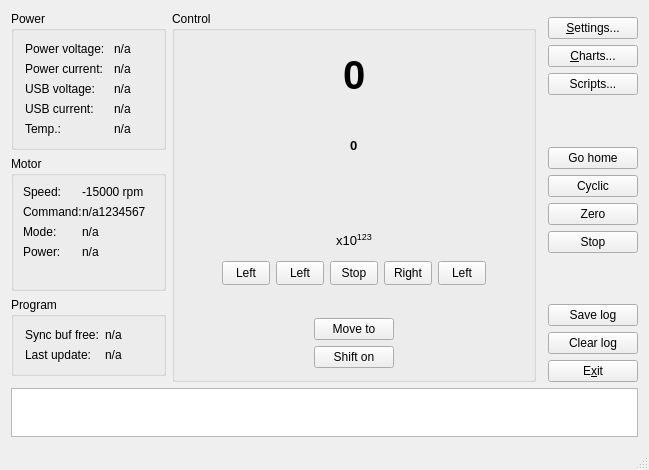
Old version of the form src/mainwindow.ui in the repository EPC-MSU/XILab.
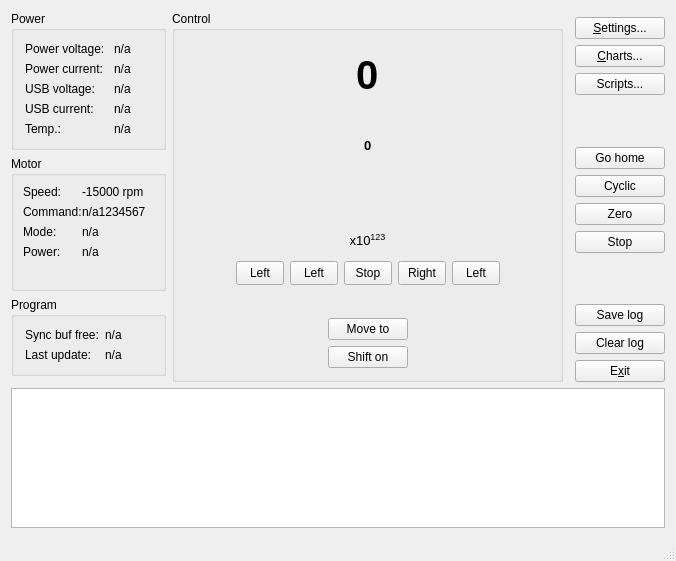
New version of the form. Icons and pictures are not drawn. Custom widgets are drawn as their Qt base class.

Diff of the .ui file:
```diff
--- a/src/mainwindow.ui
+++ b/src/mainwindow.ui
@@ -6,8 +6,8 @@
    <rect>
     <x>0</x>
     <y>0</y>
-    <width>649</width>
-    <height>470</height>
+    <width>676</width>
+    <height>561</height>
    </rect>
   </property>
   <property name="sizePolicy">
```
Left out of the diff: 2 changed lines with no effect on the pictures.
